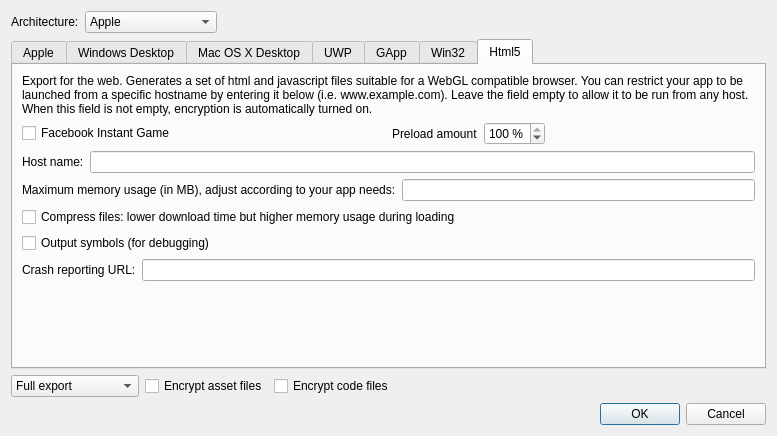
Above: ui/exportprojectdialog.ui from gideros/gideros before the change. Below: the same form after it.
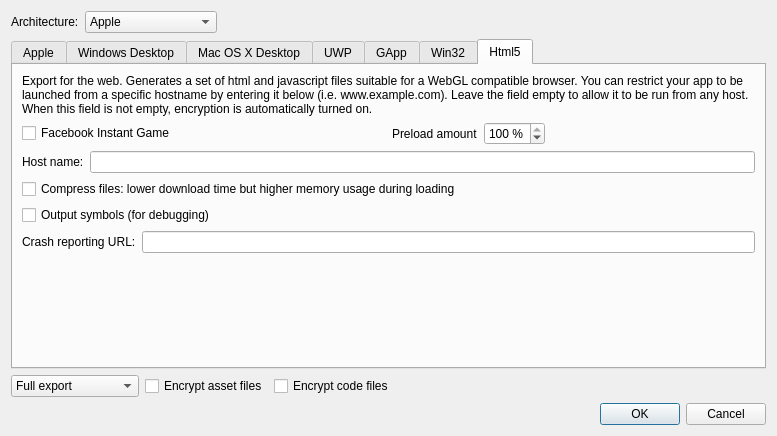
That is the form after the change. The open tabs and pages were chosen to show the change.

Commit message: [studio] Allow assigning a name to library files through tagging [studio] Remove memory limit setting for HTML (not compatible with wasm) [gfx/layout] Add a 'shrink' layout option [gfx/pixel] Implement setAnchorPoint the same way as in Bitmap

Diff of the .ui file:
```diff
--- a/ui/exportprojectdialog.ui
+++ b/ui/exportprojectdialog.ui
@@ -590,18 +590,7 @@
         </layout>
        </item>
        <item>
-        <layout class="QHBoxLayout" name="horizontalLayout_5">
-         <item>
-          <widget class="QLabel" name="label_5">
-           <property name="text">
-            <string>Maximum memory usage (in MB), adjust according to your app needs:</string>
-           </property>
-          </widget>
-         </item>
-         <item>
-          <widget class="QLineEdit" name="html5_mem"/>
-         </item>
-        </layout>
+        <layout class="QHBoxLayout" name="horizontalLayout_5"/>
        </item>
        <item>
         <widget class="QCheckBox" name="html5_pack">
```
Left out of the diff: 2 changed lines with no effect on the pictures. The commit also changes 12 other files.
